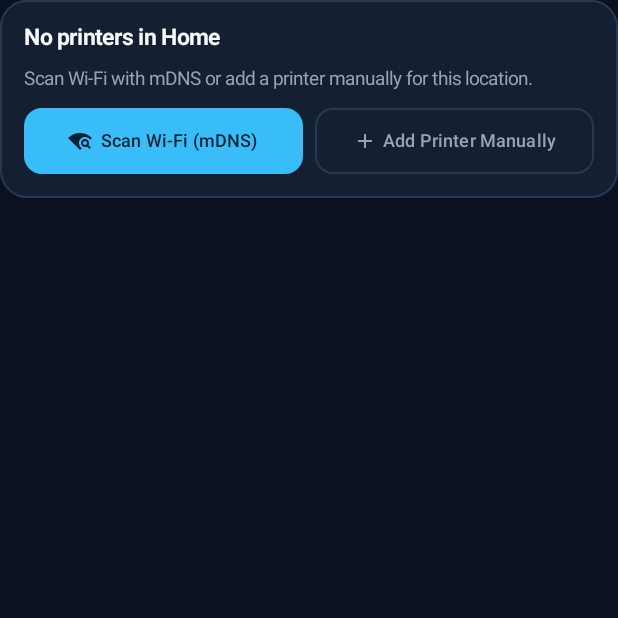
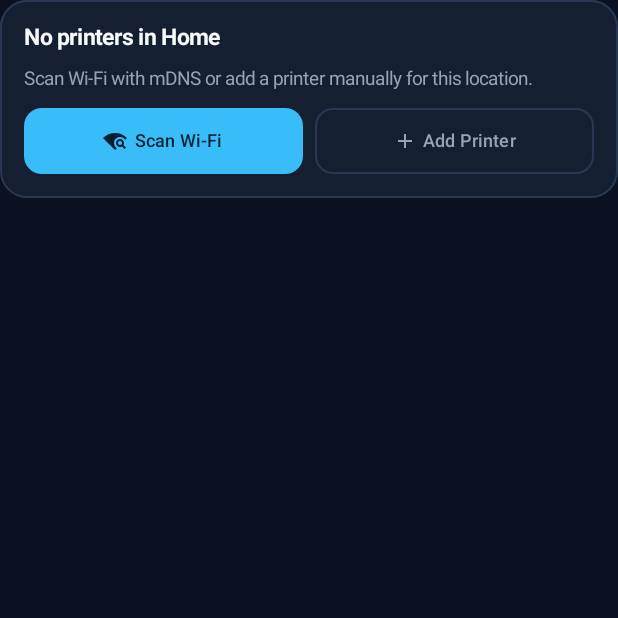
Before and after one commit to umbette/epson-nozzle-guardian, an Android app built with Jetpack Compose: the composable HomeDashboardScreen shown on its own in the app's theme, on a phone screen of 412 x 824 dp, the top half of it. Run offline under Robolectric (Android 15) with nearby library versions, the phone set to English and light mode, and no system bars; libraries missing offline, so code that uses them is left out: com.android.billingclient; 6 statements that could not run were skipped.

Commit message:
fix(android): shorten home action button labels and add ellipsis overflow

```diff
--- a/android/app/src/main/java/com/umbette/nozzleguardian/android/HomeDashboardScreen.kt
+++ b/android/app/src/main/java/com/umbette/nozzleguardian/android/HomeDashboardScreen.kt
@@ -224,11 +224,12 @@ fun HomeDashboardScreen(ui: MainUiState, viewModel: NozzleGuardianViewModel) {
                     onClick = { viewModel.discoverPrinters() },
                     enabled = !ui.isDiscovering,
                     shape = RoundedCornerShape(12.dp),
+                    contentPadding = PaddingValues(horizontal = 10.dp, vertical = 8.dp),
                     modifier = Modifier.weight(1f).height(44.dp),
                 ) {
                     Icon(Icons.Filled.WifiFind, contentDescription = null, modifier = Modifier.size(16.dp))
-                    Spacer(Modifier.width(6.dp))
-                    Text(stringResource(R.string.home_discover_mdns), maxLines = 1, softWrap = false, fontSize = 12.sp)
+                    Spacer(Modifier.width(5.dp))
+                    Text(stringResource(R.string.home_discover_mdns), maxLines = 1, softWrap = false, overflow = TextOverflow.Ellipsis, fontSize = 12.sp)
                 }
                 OutlinedButton(
                     onClick = {
@@ -240,11 +241,12 @@ fun HomeDashboardScreen(ui: MainUiState, viewModel: NozzleGuardianViewModel) {
                     },
                     shape = RoundedCornerShape(12.dp),
                     border = BorderStroke(1.dp, CardBorder),
+                    contentPadding = PaddingValues(horizontal = 10.dp, vertical = 8.dp),
                     modifier = Modifier.weight(1f).height(44.dp),
                 ) {
                     Icon(Icons.Filled.Add, contentDescription = null, modifier = Modifier.size(16.dp))
                     Spacer(Modifier.width(4.dp))
-                    Text(stringResource(R.string.home_add_printer_manual), maxLines = 1, softWrap = false, fontSize = 12.sp)
+                    Text(stringResource(R.string.home_add_printer_manual), maxLines = 1, softWrap = false, overflow = TextOverflow.Ellipsis, fontSize = 12.sp)
                 }
             }
         }
@@ -269,11 +271,12 @@ fun HomeDashboardScreen(ui: MainUiState, viewModel: NozzleGuardianViewModel) {
                 onClick = { viewModel.discoverPrinters() },
                 enabled = !ui.isDiscovering,
                 shape = RoundedCornerShape(12.dp),
+                contentPadding = PaddingValues(horizontal = 10.dp, vertical = 8.dp),
                 modifier = Modifier.weight(1f).height(44.dp),
             ) {
                 Icon(Icons.Filled.WifiFind, contentDescription = null, modifier = Modifier.size(16.dp))
-                Spacer(Modifier.width(6.dp))
-                Text(stringResource(R.string.home_discover_mdns), maxLines = 1, softWrap = false, fontSize = 12.sp)
+                Spacer(Modifier.width(5.dp))
+                Text(stringResource(R.string.home_discover_mdns), maxLines = 1, softWrap = false, overflow = TextOverflow.Ellipsis, fontSize = 12.sp)
             }
             OutlinedButton(
                 onClick = {
@@ -285,11 +288,12 @@ fun HomeDashboardScreen(ui: MainUiState, viewModel: NozzleGuardianViewModel) {
                 },
                 shape = RoundedCornerShape(12.dp),
                 border = BorderStroke(1.dp, AccentCyan.copy(alpha = 0.45f)),
+                contentPadding = PaddingValues(horizontal = 10.dp, vertical = 8.dp),
                 modifier = Modifier.weight(1f).height(44.dp),
             ) {
                 Icon(Icons.Filled.Add, contentDescription = null, tint = AccentCyan, modifier = Modifier.size(16.dp))
                 Spacer(Modifier.width(4.dp))
-                Text(stringResource(R.string.home_add_printer_manual), color = AccentCyan, maxLines = 1, softWrap = false, fontSize = 12.sp)
+                Text(stringResource(R.string.home_add_printer_manual), color = AccentCyan, maxLines = 1, softWrap = false, overflow = TextOverflow.Ellipsis, fontSize = 12.sp)
             }
         }
     }
--- a/android/app/src/main/res/values/strings.xml
+++ b/android/app/src/main/res/values/strings.xml
@@ -36,8 +36,8 @@
     <string name="home_location_icon_label">Place icon</string>
     <string name="home_empty_location_title">No printers in %1$s</string>
     <string name="home_empty_location_body">Scan Wi-Fi with mDNS or add a printer manually for this location.</string>
-    <string name="home_discover_mdns">Scan Wi-Fi (mDNS)</string>
-    <string name="home_add_printer_manual">Add Printer Manually</string>
+    <string name="home_discover_mdns">Scan Wi-Fi</string>
+    <string name="home_add_printer_manual">Add Printer</string>
     <string name="home_discovered_title">Discovered on Wi-Fi</string>
     <string name="home_tap_to_configure">Open details</string>
     <string name="home_schedule_auto_days">Auto • %1$dd</string>
```
Also changed, not shown: 4 other files.
